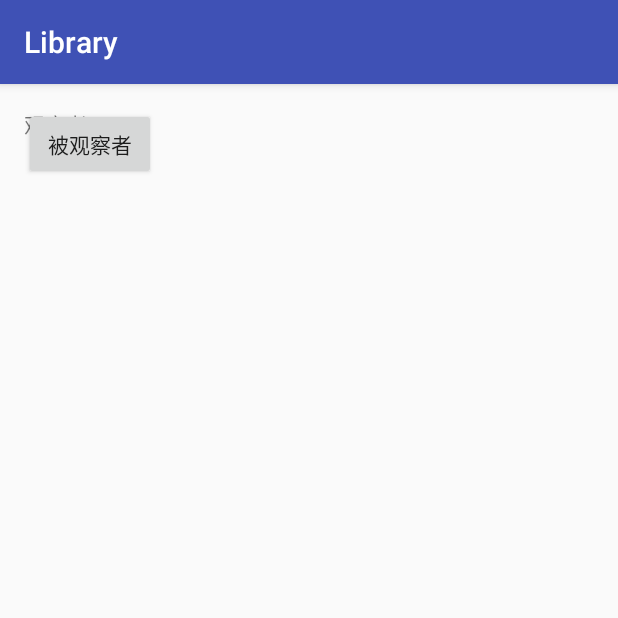
After one commit to coder173025/MagicCube, an Android app: the DesignActivity screen opened directly, with no data from a screen before it, on a phone screen of 412 x 824 dp, the top half of it. The commit adds this screen. Run offline under Robolectric (Android 15) with nearby library versions, the phone set to English and light mode, and no system bars.

Commit message:
Upload files

```diff
--- a/app/build.gradle
+++ b/app/build.gradle
@@ -51,10 +51,11 @@ dependencies {
     androidTestCompile('com.android.support.test.espresso:espresso-core:2.2.2', {
         exclude group: 'com.android.support', module: 'support-annotations'
     })
-    testCompile 'junit:junit:4.12'
-    compile 'com.android.support:multidex:1.0.1'
     compile project(':library')
 //    compile 'com.qiniu:qiniu-android-sdk:7.2.3'
 //    compile 'com.qiniu:happy-dns:0.2.10'
 //    compile 'com.getui:sdk:2.9.3.0'
+    compile 'com.android.support:multidex:1.0.1'
+    compile 'com.android.support:appcompat-v7:25.1.1'
+    testCompile 'junit:junit:4.12'
 }
--- /dev/null
+++ b/app/src/main/java/com/mc/magiccube/ui/activity/DesignActivity.java
@@ -0,0 +1,15 @@
+package com.mc.magiccube.ui.activity;
+
+import android.os.Bundle;
+import android.support.v7.app.AppCompatActivity;
+
+import com.mc.magiccube.R;
+
+public class DesignActivity extends AppCompatActivity {
+
+    @Override
+    protected void onCreate(Bundle savedInstanceState) {
+        super.onCreate(savedInstanceState);
+        setContentView(R.layout.activity_design);
+    }
+}
--- a/app/src/main/java/com/mc/magiccube/ui/activity/SplashActivity.java
+++ b/app/src/main/java/com/mc/magiccube/ui/activity/SplashActivity.java
@@ -52,7 +52,7 @@ public class SplashActivity extends BaseActivity {
     public void onClick(View view) {
         switch (view.getId()) {
             case R.id.sample_text:
-                startActivity(new Intent(this, WelcomeActivity.class));
+                startActivity(new Intent(this, CanvasActivity.class));
                 break;
 
             default:
--- /dev/null
+++ b/app/src/main/res/layout/activity_design.xml
@@ -0,0 +1,28 @@
+<?xml version="1.0" encoding="utf-8"?>
+<RelativeLayout xmlns:android="http://schemas.android.com/apk/res/android"
+    xmlns:tools="http://schemas.android.com/tools"
+    xmlns:app="http://schemas.android.com/apk/res-auto"
+    android:id="@+id/activity_design"
+    android:layout_width="match_parent"
+    android:layout_height="match_parent"
+    android:paddingBottom="@dimen/activity_vertical_margin"
+    android:paddingLeft="@dimen/activity_horizontal_margin"
+    android:paddingRight="@dimen/activity_horizontal_margin"
+    android:paddingTop="@dimen/activity_vertical_margin"
+    tools:context="com.mc.magiccube.ui.activity.DesignActivity">
+    <android.support.design.widget.CoordinatorLayout
+        android:layout_width="match_parent"
+        android:layout_height="match_parent">
+        <TextView
+            android:id="@+id/tv_design_"
+            android:text="观察者"
+            android:layout_width="wrap_content"
+            android:layout_height="wrap_content" />
+        <Button
+            android:id="@+id/btn_design_observer"
+            android:text="被观察者"
+            android:layout_width="wrap_content"
+            android:layout_height="wrap_content" />
+    </android.support.design.widget.CoordinatorLayout>
+
+</RelativeLayout>
--- a/build.gradle
+++ b/build.gradle
@@ -8,7 +8,7 @@ buildscript {
 
     dependencies {
         classpath 'com.android.tools.build:gradle:2.2.3'
-        classpath "io.realm:realm-gradle-plugin:2.2.2"
+        classpath "io.realm:realm-gradle-plugin:2.3.0"
 
         // NOTE: Do not place your application dependencies here; they belong
         // in the individual module build.gradle files
```
Also changed, not shown: app/src/main/AndroidManifest.xml (+15 -13 lines), app/src/main/java/com/mc/magiccube/ui/activity/CanvasActivity.java (added, +28 -0 lines), app/src/main/res/layout/activity_canvas.xml (added, +17 -0 lines), library/build.gradle (+11 -11 lines), library/src/main/java/com/mc/library/utils/DisplayUtils.java (added, +49 -0 lines).
